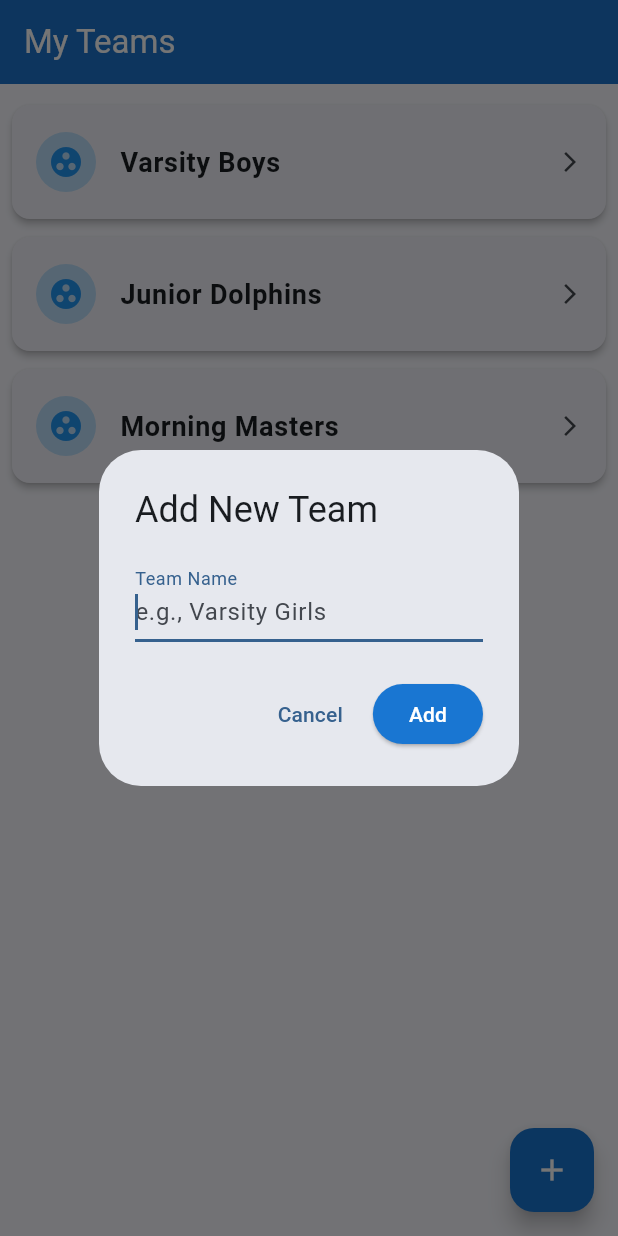
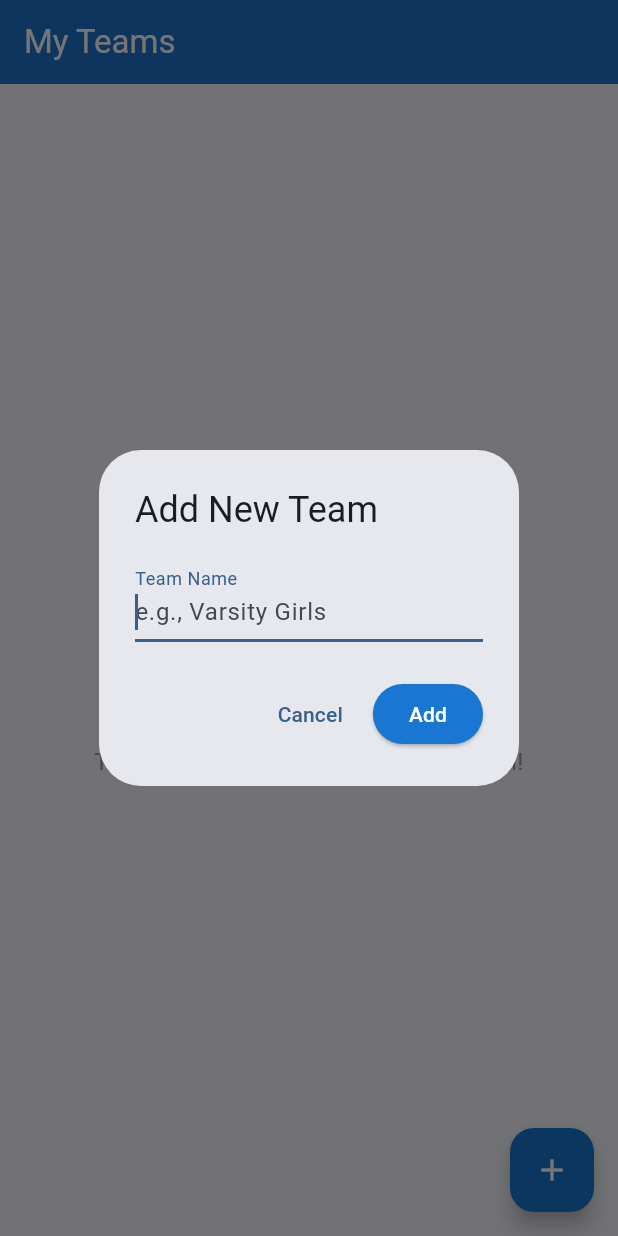
Before and after one commit to mattileap/splashup, a Flutter app: the screen it shows after launch, after a tap on the "add" icon, on a phone screen of 412 x 824 dp. Run offline on Flutter 3.47's test engine with Material 3 defaults, Android fonts, the light colour scheme and no system bars; our stand-ins replace cloud_firestore, firebase_core; accounts and stored records are empty.

Commit message:
Lighter Main

```diff
--- a/lib/l10n/app_it.arb
+++ b/lib/l10n/app_it.arb
@@ -4,7 +4,7 @@
   "addTeam": "Aggiungi Squadra",
   "addNewTeam": "Aggiungi Nuova Squadra",
   "teamName": "Nome Squadra",
-  "teamNameHint": "es. Ragazzi Esordienti A",
+  "teamNameHint": "es. Nome Squadra",
   "cancel": "Annulla",
   "add": "Aggiungi",
   "noTeamsYet": "Nessuna squadra.",
--- a/lib/l10n/app_localizations_it.dart
+++ b/lib/l10n/app_localizations_it.dart
@@ -21,7 +21,7 @@ class AppLocalizationsIt extends AppLocalizations {
   String get teamName => 'Nome Squadra';
 
   @override
-  String get teamNameHint => 'es. Ragazzi Esordienti A';
+  String get teamNameHint => 'es. Nome Squadra';
 
   @override
   String get cancel => 'Annulla';
--- a/lib/main.dart
+++ b/lib/main.dart
@@ -1,8 +1,15 @@
 import 'package:flutter/material.dart';
-//import 'package:flutter_gen/gen_l10n/app_localizations.dart';
+import 'package:firebase_core/firebase_core.dart';
+
 import 'l10n/app_localizations.dart';
+import 'firebase_options.dart';
+import 'screens/teams_screen.dart'; // Import the new screen
 
-void main() {
+Future<void> main() async {
+  WidgetsFlutterBinding.ensureInitialized();
+  await Firebase.initializeApp(
+    options: DefaultFirebaseOptions.currentPlatform,
+  );
   runApp(const SplashUpApp());
 }
 
@@ -13,7 +20,6 @@
   Widget build(BuildContext context) {
     return MaterialApp(
       title: 'SplashUp',
-      // Add these lines for localization
       localizationsDelegates: AppLocalizations.localizationsDelegates,
       supportedLocales: AppLocalizations.supportedLocales,
       theme: ThemeData(
@@ -25,138 +31,9 @@
           elevation: 4,
         ),
       ),
+      // Set the home to our new, separated screen
       home: const TeamsScreen(),
       debugShowCheckedModeBanner: false,
     );
   }
 }
-
-class TeamsScreen extends StatefulWidget {
-  const TeamsScreen({super.key});
-
-  @override
-  State<TeamsScreen> createState() => _TeamsScreenState();
-}
-
-class _TeamsScreenState extends State<TeamsScreen> {
-  // This is a placeholder list. We will replace this with data from Firebase.
-  final List<String> _teams = [
-    "Varsity Boys",
-    "Junior Dolphins",
-    "Morning Masters"
-  ];
-
-  void _addTeam() {
-    // We use AppLocalizations.of(context) to get the translated strings
-    final l10n = AppLocalizations.of(context)!;
-
-    showDialog(
-      context: context,
-      builder: (BuildContext context) {
-        final TextEditingController teamNameController = TextEditingController();
-        return AlertDialog(
-          title: Text(l10n.addNewTeam),
-          content: TextField(
-            controller: teamNameController,
-            autofocus: true,
-            decoration: InputDecoration(
-              labelText: l10n.teamName,
-              hintText: l10n.teamNameHint,
-            ),
-          ),
-          actions: <Widget>[
-            TextButton(
-              child: Text(l10n.cancel),
-              onPressed: () {
-                Navigator.of(context).pop();
-              },
-            ),
-            ElevatedButton(
-              style: ElevatedButton.styleFrom(
-                backgroundColor: Colors.blue.shade700,
-                foregroundColor: Colors.white,
-              ),
-              child: Text(l10n.add),
-              onPressed: () {
-                final newTeamName = teamNameController.text;
-                if (newTeamName.isNotEmpty) {
-                  setState(() {
-                    _teams.add(newTeamName);
-                  });
-                }
-                Navigator.of(context).pop();
-              },
-            ),
-          ],
-        );
-      },
-    );
-  }
-
-  @override
-  Widget build(BuildContext context) {
-    // We use AppLocalizations.of(context) to get the translated strings
-    final l10n = AppLocalizations.of(context)!;
-
-    return Scaffold(
-      appBar: AppBar(
-        title: Text(l10n.myTeams),
-      ),
-      body: _teams.isEmpty
-          ? Center(
-              child: Column(
-                mainAxisAlignment: MainAxisAlignment.center,
-                children: [
-                  const Icon(Icons.group_add_outlined, size: 80, color: Colors.grey),
-                  const SizedBox(height: 16),
-                  Text(
-                    l10n.noTeamsYet,
-                    style: const TextStyle(fontSize: 22, color: Colors.grey),
-                  ),
-                  const SizedBox(height: 8),
-                  Text(
-                    l10n.noTeamsHint,
-                    style: const TextStyle(fontSize: 16, color: Colors.grey),
-                    textAlign: TextAlign.center,
-                  ),
-                ],
-              ),
-            )
-          : ListView.builder(
-              padding: const EdgeInsets.all(8.0),
-              itemCount: _teams.length,
-              itemBuilder: (context, index) {
-                final teamName = _teams[index];
-                return Card(
-                  elevation: 2.0,
-                  margin: const EdgeInsets.symmetric(vertical: 6.0),
-                  child: ListTile(
-                    contentPadding: const EdgeInsets.symmetric(
-                        vertical: 10.0, horizontal: 16.0),
-                    leading: CircleAvatar(
-                      backgroundColor: Colors.blue.shade100,
-                      child: const Icon(Icons.group_work, color: Colors.blue),
-                    ),
-                    title: Text(
-                      teamName,
-                      style: const TextStyle(
-                          fontWeight: FontWeight.bold, fontSize: 18),
-                    ),
-                    trailing: const Icon(Icons.arrow_forward_ios, size: 16),
-                    onTap: () {
-                      print("$teamName tapped!");
-                    },
-                  ),
-                );
-              },
-            ),
-      floatingActionButton: FloatingActionButton(
-        onPressed: _addTeam,
-        tooltip: l10n.addTeam,
-        backgroundColor: Colors.blue.shade700,
-        foregroundColor: Colors.white,
-        child: const Icon(Icons.add),
-      ),
-    );
-  }
-}
--- /dev/null
+++ b/lib/models/team_model.dart
@@ -0,0 +1,18 @@
+import 'package:cloud_firestore/cloud_firestore.dart';
+
+// A data model for our Team object. This helps structure our data.
+class Team {
+  final String id;
+  final String name;
+
+  Team({required this.id, required this.name});
+
+  // A factory constructor to create a Team from a Firestore document.
+  factory Team.fromFirestore(DocumentSnapshot doc) {
+    Map data = doc.data() as Map<String, dynamic>;
+    return Team(
+      id: doc.id,
+      name: data['name'] ?? '',
+    );
+  }
+}
--- /dev/null
+++ b/lib/screens/teams_screen.dart
@@ -0,0 +1,152 @@
+import 'package:flutter/material.dart';
+import 'package:cloud_firestore/cloud_firestore.dart';
+import '../l10n/app_localizations.dart';
+import '../models/team_model.dart';
+
+class TeamsScreen extends StatefulWidget {
+  const TeamsScreen({super.key});
+
+  @override
+  State<TeamsScreen> createState() => _TeamsScreenState();
+}
+
+class _TeamsScreenState extends State<TeamsScreen> {
+  // Get a reference to the Firestore collection where we store teams.
+  final CollectionReference _teamsCollection =
+      FirebaseFirestore.instance.collection('teams');
+
+  // This function now saves the team to Firestore.
+  Future<void> _addTeam() async {
+    final l10n = AppLocalizations.of(context)!;
+    final TextEditingController teamNameController = TextEditingController();
+
+    await showDialog(
+      context: context,
+      builder: (BuildContext context) {
+        return AlertDialog(
+          title: Text(l10n.addNewTeam),
+          content: TextField(
+            controller: teamNameController,
+            autofocus: true,
+            decoration: InputDecoration(
+              labelText: l10n.teamName,
+              hintText: l10n.teamNameHint,
+            ),
+          ),
+          actions: <Widget>[
+            TextButton(
+              child: Text(l10n.cancel),
+              onPressed: () {
+                Navigator.of(context).pop();
+              },
+            ),
+            ElevatedButton(
+              style: ElevatedButton.styleFrom(
+                backgroundColor: Colors.blue.shade700,
+                foregroundColor: Colors.white,
+              ),
+              child: Text(l10n.add),
+              onPressed: () async {
+                final newTeamName = teamNameController.text;
+                if (newTeamName.isNotEmpty) {
+                  // Add the new team to the 'teams' collection in Firestore.
+                  await _teamsCollection.add({'name': newTeamName});
+                }
+                if (mounted) Navigator.of(context).pop();
+              },
+            ),
+          ],
+        );
+      },
+    );
+  }
+
+  @override
+  Widget build(BuildContext context) {
+    final l10n = AppLocalizations.of(context)!;
+
+    return Scaffold(
+      appBar: AppBar(
+        title: Text(l10n.myTeams),
+      ),
+      // Use a StreamBuilder to listen for real-time updates from Firestore.
+      body: StreamBuilder<QuerySnapshot>(
+        stream: _teamsCollection.snapshots(),
+        builder: (context, snapshot) {
+          // Handle loading state
+          if (snapshot.connectionState == ConnectionState.waiting) {
+            return const Center(child: CircularProgressIndicator());
+          }
+          // Handle error state
+          if (snapshot.hasError) {
+            return const Center(child: Text('Something went wrong'));
+          }
+          // Handle empty state
+          if (!snapshot.hasData || snapshot.data!.docs.isEmpty) {
+            return Center(
+              child: Column(
+                mainAxisAlignment: MainAxisAlignment.center,
+                children: [
+                  const Icon(Icons.group_add_outlined,
+                      size: 80, color: Colors.grey),
+                  const SizedBox(height: 16),
+                  Text(
+                    l10n.noTeamsYet,
+                    style: const TextStyle(fontSize: 22, color: Colors.grey),
+                  ),
+                  const SizedBox(height: 8),
+                  Text(
+                    l10n.noTeamsHint,
+                    style: const TextStyle(fontSize: 16, color: Colors.grey),
+                    textAlign: TextAlign.center,
+                  ),
+                ],
+              ),
+            );
+          }
+
+          // If we have data, build the list
+          final teams =
+              snapshot.data!.docs.map((doc) => Team.fromFirestore(doc)).toList();
+
+          return ListView.builder(
+            padding: const EdgeInsets.all(8.0),
+            itemCount: teams.length,
+            itemBuilder: (context, index) {
+              final team = teams[index];
+              return Card(
+                elevation: 2.0,
+                margin: const EdgeInsets.symmetric(vertical: 6.0),
+                child: ListTile(
+                  contentPadding: const EdgeInsets.symmetric(
+                      vertical: 10.0, horizontal: 16.0),
+                  leading: CircleAvatar(
+                    backgroundColor: Colors.blue.shade100,
+                    child: const Icon(Icons.group_work, color: Colors.blue),
+                  ),
+                  title: Text(
+                    team.name,
+                    style: const TextStyle(
+                        fontWeight: FontWeight.bold, fontSize: 18),
+                  ),
+                  trailing: const Icon(Icons.arrow_forward_ios, size: 16),
+                  onTap: () {
+                    // TODO: Navigate to the list of athletes for this team.
+                    print("${team.name} tapped!");
+                  },
+                ),
+              );
+            },
+          );
+        },
+      ),
+      floatingActionButton: FloatingActionButton(
+        onPressed: _addTeam,
+        tooltip: l10n.addTeam,
+        backgroundColor: Colors.blue.shade700,
+        foregroundColor: Colors.white,
+        child: const Icon(Icons.add),
+      ),
+    );
+  }
+}
--- a/pubspec.yaml
+++ b/pubspec.yaml
@@ -33,6 +33,8 @@ dependencies:
   flutter_localizations: #Adding languages support
     sdk: flutter         #Adding languages support
   intl: ^0.20.2          #Adding languages support
+  firebase_core: ^3.2.0   # Adding Firebase support
+  cloud_firestore: ^5.1.0 # Adding Firebase support
 
   # The following adds the Cupertino Icons font to your application.
   # Use with the CupertinoIcons class for iOS style icons.
```
Also changed, not shown: firebase.json (added), lib/firebase_options.dart (added), pubspec.lock, 6 other files.
